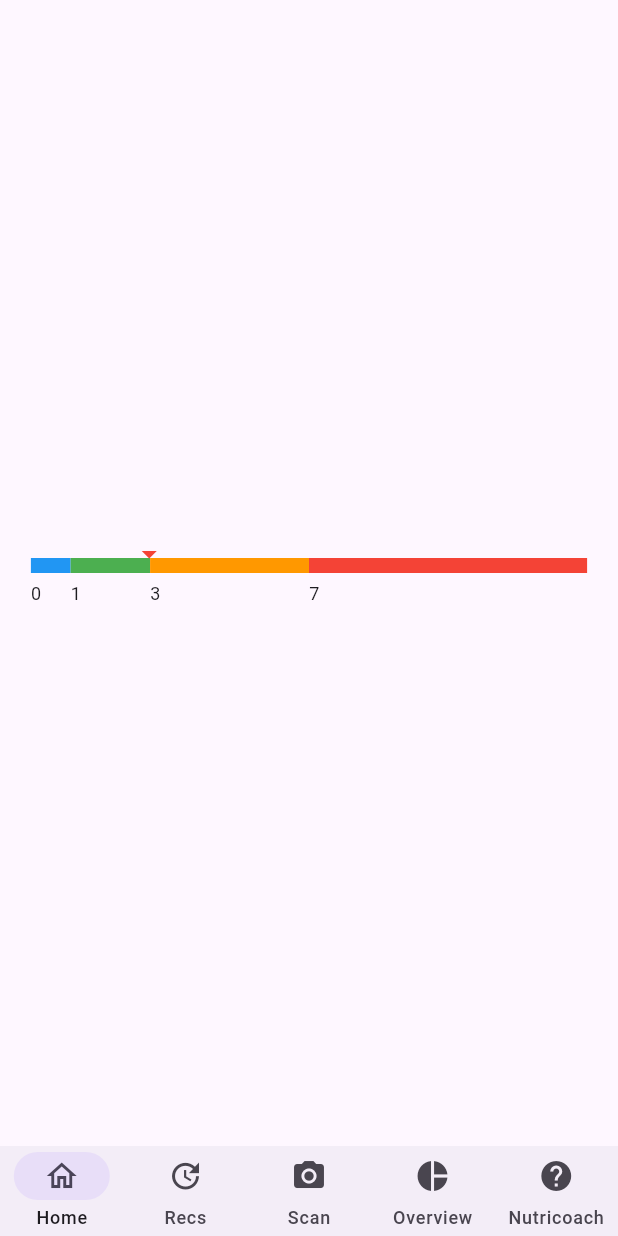
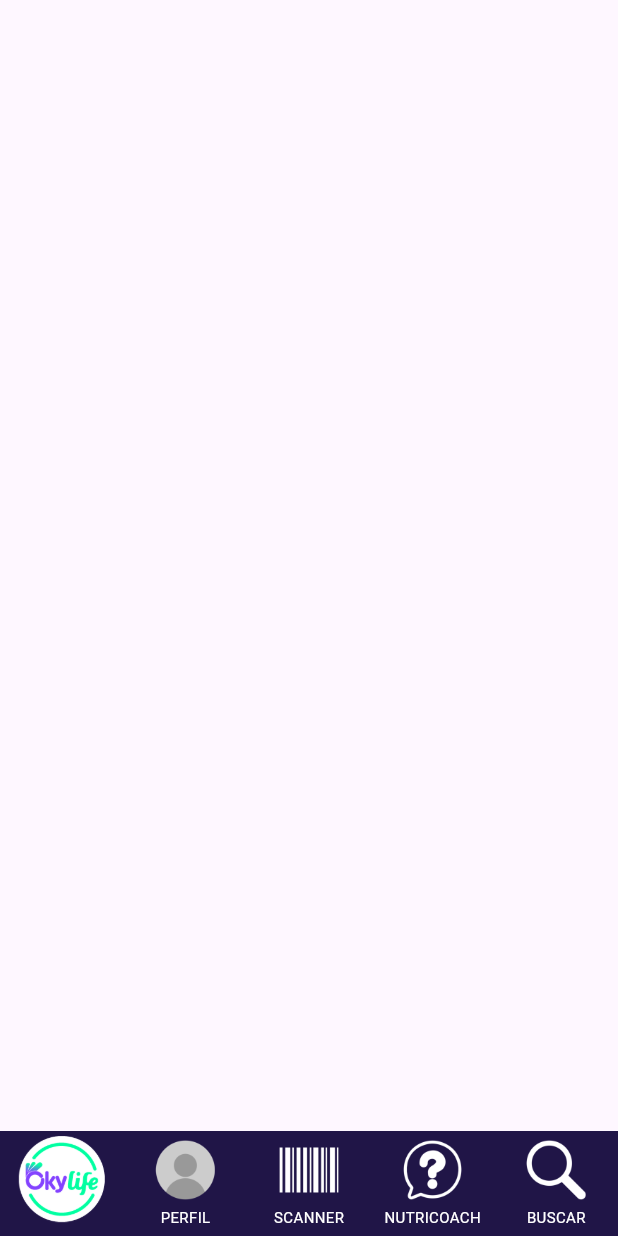
Before and after one commit to OkyCoach/frontend_oky_code, a Flutter app: the screen it shows after launch, on a phone screen of 412 x 824 dp. Run offline on Flutter 3.47's test engine with Material 3 defaults, Android fonts, the light colour scheme and no system bars; missing offline and left inert: simple_barcode_scanner.

Commit message:
feat: Navbar lista

```diff
--- a/lib/main.dart
+++ b/lib/main.dart
@@ -6,6 +6,7 @@
 import 'package:frontend_oky_code/pages/overview.dart';
 import 'package:frontend_oky_code/pages/nutricoach.dart';
 import 'package:frontend_oky_code/widgets/navigation_bar.dart';
+import 'package:simple_barcode_scanner/simple_barcode_scanner.dart';
 
 void main() {
   runApp(const MyApp());
@@ -53,10 +54,18 @@
   Widget build(BuildContext context) {
     return Scaffold(
       body: pages[_currentIndex],
-      bottomNavigationBar: CustomNavigationBar(
-        currentIndex: _currentIndex,
-        onUpdateIndex: updateIndex, // Pasa la función de callback
-      ),
-    );
+      bottomNavigationBar: NavigationBarTheme(
+        data: NavigationBarThemeData(
+          indicatorColor: const Color(0xFF201547),
+          labelTextStyle: MaterialStateProperty.all(
+            const TextStyle(color: Colors.white, fontSize: 10.0),
+          ),
+        ),
+        child: CustomNavigationBar(
+            currentIndex: _currentIndex,
+            onUpdateIndex: updateIndex, // Pasa la función de callback
+          ),
+        )
+      );
   }
 }
--- a/lib/pages/home.dart
+++ b/lib/pages/home.dart
@@ -1,5 +1,4 @@
 import 'package:flutter/material.dart';
-import 'package:frontend_oky_code/widgets/range_bar.dart';
 
 class HomePage extends StatefulWidget {
   const HomePage({Key? key}) : super(key: key);
@@ -11,15 +10,9 @@ class HomePage extends StatefulWidget {
 class _HomeState extends State<HomePage> {
   @override
   Widget build(BuildContext context) {
-    return Scaffold(
+    return const Scaffold(
       body: Center(
-        child: RangeBar(valor: 3, intervalos: const [
-          0,
-          1,
-          3,
-          7,
-          14
-        ]), // Puedes cambiar el valor aquí
+
       ),
     );
   }
--- a/lib/pages/scanner.dart
+++ b/lib/pages/scanner.dart
@@ -1,8 +1,9 @@
 import 'dart:convert';
 
 import 'package:flutter/material.dart';
+import 'package:frontend_oky_code/pages/home.dart';
 import 'package:simple_barcode_scanner/simple_barcode_scanner.dart';
-import 'package:http/http.dart' as http; // Importa el paquete http
+import 'package:http/http.dart' as http;
 
 class ScannerPage extends StatefulWidget {
   const ScannerPage({Key? key}) : super(key: key);
@@ -13,17 +14,53 @@ class ScannerPage extends StatefulWidget {
 
 class _ScannerState extends State<ScannerPage> {
   String result = '';
-  // String? barcodeData; // Aquí se almacenarán los datos obtenidos
   String? imageUrl;
   String? description;
   bool isLoading = false;
+
+  @override
+  void initState() {
+    super.initState();
+
+    // Llamada a la función que deseas ejecutar al cargar la vista
+    WidgetsBinding.instance!.addPostFrameCallback((_) {
+      _loadScannerPage();
+    });
+  }
+
+  Future<void> _loadScannerPage() async {
+    var res = await Navigator.push(
+      context,
+      MaterialPageRoute(
+        builder: (context) => const SimpleBarcodeScannerPage(),
+      ),
+    );
+
+    setState(() {
+      if (res == "-1") {
+        print("HOLAAAAAAAAAAAAAAAAAAAAAAAAAAAAAAAAAAAAAAAAAAAAAA");
+        print(res);
+        Navigator.push(
+          context,
+          MaterialPageRoute(
+            builder: (context) => const HomePage(),
+          ),
+        );
+      } else if (res is String) {
+        result = res;
+        fetchBarcodeData(); // Llama a la función después de escanear el código de barras
+      }
+    });
+  }
 
   Future<void> fetchBarcodeData() async {
     setState(() {
       isLoading = true;
     });
+
     final url =
         'https://5bc1g1a22j.execute-api.us-east-1.amazonaws.com/dev/info_producto/$result';
+    try {
       final response = await http.get(Uri.parse(url));
 
       if (response.statusCode == 200) {
@@ -34,8 +71,15 @@ class _ScannerState extends State<ScannerPage> {
           isLoading = false;
         });
       } else {
+        setState(() {
           isLoading = false;
-      throw Exception('Failed to load data from server');
+        });
+      }
+    } catch (error) {
+      print('Error fetching data: $error');
+      setState(() {
+        isLoading = false;
+      });
     }
   }
 
@@ -47,19 +91,7 @@ class _ScannerState extends State<ScannerPage> {
           mainAxisSize: MainAxisSize.min,
           children: [
             ElevatedButton(
-              onPressed: () async {
-                var res = await Navigator.push(
-                    context,
-                    MaterialPageRoute(
-                      builder: (context) => const SimpleBarcodeScannerPage(),
-                    ));
-                setState(() {
-                  if (res is String) {
-                    result = res;
-                    fetchBarcodeData(); // Llama a la función después de escanear el barcod
-                  }
-                });
-              },
+              onPressed: () => _loadScannerPage(),
               child: const Text('Open Scanner'),
             ),
             if (isLoading)
@@ -67,21 +99,21 @@ class _ScannerState extends State<ScannerPage> {
                 padding: EdgeInsets.all(8.0),
                 child: CircularProgressIndicator(),
               ),
-            if (imageUrl != null && isLoading == false)
+            if (imageUrl != null && !isLoading)
               Padding(
                 padding: const EdgeInsets.all(8.0),
                 child: Image.network(
                   imageUrl!,
                   height: 400,
-                ), // Muestra la imagen
                 ),
-            if (description != null && isLoading == false)
+              ),
+            if (description != null && !isLoading)
               Padding(
                 padding: const EdgeInsets.all(8.0),
                 child: Text(
                   description!,
                   style: TextStyle(fontSize: 18.0),
-                ), // Muestra la descripción
+                ),
               ),
           ],
         ),
--- a/lib/widgets/navigation_bar.dart
+++ b/lib/widgets/navigation_bar.dart
@@ -1,8 +1,8 @@
 import 'package:flutter/material.dart';
 
 class CustomNavigationBar extends StatefulWidget {
-  final int currentIndex; // Agrega esta variable
-  final Function(int) onUpdateIndex; // Agrega esta variable
+  final int currentIndex;
+  final Function(int) onUpdateIndex;
 
   CustomNavigationBar({
     Key? key,
@@ -15,36 +15,59 @@ class CustomNavigationBar extends StatefulWidget {
 }
 
 class _CustomNavigationBarState extends State<CustomNavigationBar> {
-
   @override
   Widget build(BuildContext context) {
+
     return NavigationBar(
-      height: 60,
-      selectedIndex: widget.currentIndex, // Usa el currentIndex pasado como propiedad
+      height: 70,
+      backgroundColor: const Color(0xFF201547),
+      selectedIndex: widget.currentIndex,
       onDestinationSelected: (index) {
-        widget.onUpdateIndex(index); // Llama a la función de callback para actualizar el _currentIndex
+        widget.onUpdateIndex(index);
       },
-      destinations: const [
+      destinations: [
         NavigationDestination(
-            icon: Icon(Icons.home),
-            selectedIcon: Icon(Icons.home_outlined),
-            label: "Home"),
+          icon: Container(
+            margin: const EdgeInsets.fromLTRB(
+                0, 12, 0, 0), // Ajusta el margen según sea necesario
+            height: 60,
+            child: Image.asset('lib/assets/Logo-blanco.png'),
+          ),
+          label: "",
+        ),
         NavigationDestination(
-            icon: Icon(Icons.update),
-            selectedIcon: Icon(Icons.update_outlined),
-            label: "Recs"),
+          icon: SizedBox(
+            width: 40,
+            height: 40,
+            child: Image.asset('lib/assets/Perfil.png'),
+          ),
+          label: "PERFIL",
+        ),
         NavigationDestination(
-            icon: Icon(Icons.photo_camera),
-            selectedIcon: Icon(Icons.photo_camera_outlined),
-            label: "Scan"),
+          icon: SizedBox(
+            width: 40,
+            height: 40,
+            child: Image.asset('lib/assets/Scanner.png'),
+          ),
+          label: "SCANNER",
+        ),
         NavigationDestination(
-            icon: Icon(Icons.pie_chart),
-            selectedIcon: Icon(Icons.pie_chart_outline),
-            label: "Overview"),
+          icon: SizedBox(
+            width: 40,
+            height: 40,
+            child: Image.asset('lib/assets/Preguntas.png'),
+          ),
+          label: "NUTRICOACH",
+        ),
         NavigationDestination(
-            icon: Icon(Icons.help),
-            selectedIcon: Icon(Icons.help_outline),
-            label: "Nutricoach")
+          icon: SizedBox(
+            width: 40,
+            height: 40,
+            child: Image.asset('lib/assets/Lupa.png'),
+          ),
+          label: "BUSCAR",
+
+        ),
       ],
     );
   }
--- a/lib/widgets/range_bar.dart
+++ /dev/null
@@ -1,91 +0,0 @@
-import 'package:flutter/material.dart';
-
-class RangeBar extends StatelessWidget {
-  final double valor;
-  final List<double> intervalos;
-
-  RangeBar({required this.valor, required this.intervalos});
-
-  @override
-  Widget build(BuildContext context) {
-    double anchoPantalla = MediaQuery.of(context).size.width;
-    double anchoBarra = anchoPantalla * 0.9;
-    double valorMaximo = intervalos.last;
-    double posicionFlecha = ((valor > valorMaximo) ? valorMaximo : valor) / valorMaximo * anchoBarra;
-    double leftPosition = (anchoPantalla - anchoBarra) / 2;
-
-    return Container(
-      width: anchoPantalla,
-      height: 50,
-      color: Colors.transparent,
-      child: Stack(
-        children: _buildSegments(anchoBarra, leftPosition, valorMaximo) +
-          // Flecha
-          [
-            Positioned(
-              top: 0,
-              left: posicionFlecha + 8,
-              child: const Icon(
-                Icons.arrow_drop_down,
-                color: Colors.red,
-              ),
-            ),
-          ],
-      ),
-    );
-  }
-
-  List<Widget> _buildSegments(double anchoBarra, double leftPosition, double valorMaximo) {
-    double anchoActual = 0;
-
-    return List.generate(
-      intervalos.length - 1,
-      (index) {
-        double inicio = intervalos[index];
-        double fin = intervalos[index + 1];
-        double anchoSegmento = (fin - inicio) / valorMaximo * anchoBarra;
-
-        double left = leftPosition + anchoActual;
-        anchoActual += anchoSegmento;
-
-        return Positioned(
-          top: 15,
-          left: left,
-          child: Column(
-            crossAxisAlignment: CrossAxisAlignment.start,
-            children: [
-              Container(
-                height: 10,
-                width: anchoSegmento,
-                color: _getColorForSegment(index),
-              ),
-              const SizedBox(height: 5), // Espacio entre la barra y el texto
-              Text(
-                inicio.toInt().toString(), // Valor inicial del intervalo como entero
-                style: const TextStyle(fontSize: 12),
-              ),
-            ],
-          ),
-        );
-      },
-    );
-  }
-
-
-
-  Color _getColorForSegment(int segmentIndex) {
-    // Función para obtener colores para cada segmento
-    List<Color> colores = [
-      Colors.blue,
-      Colors.green,
-      Colors.orange,
-      Colors.red,
-      Colors.purple,
-      Colors.yellow,
-      Colors.teal,
-      Colors.pink,
-    ];
-
-    return colores[segmentIndex % colores.length];
-  }
-}
```
Also changed, not shown: pubspec.yaml (+6 -3 lines), lib/assets/Logo-blanco.png (added), lib/assets/Lupa.png (added), lib/assets/Perfil.png (added), lib/assets/Preguntas.png (added), lib/assets/Scanner.png (added). Lines whose indentation alone changed are shown as unchanged.
